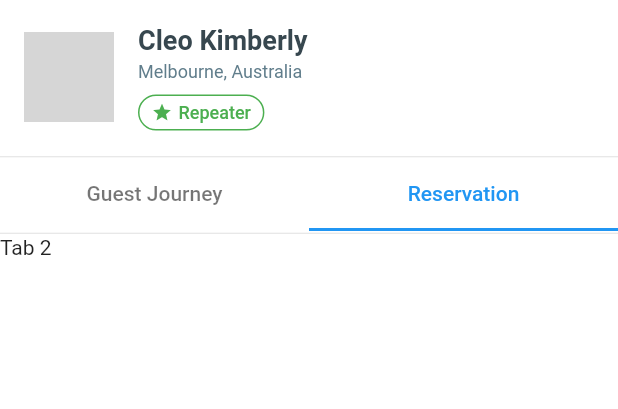
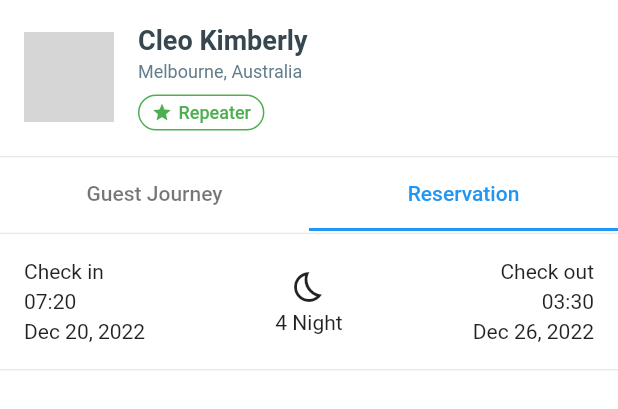
Before and after one commit to valcons97/bukit-vista-flutter-assessment, a Flutter app: the BookingDetailPage widget shown alone on an empty page, opened directly with sample values from the repository, tab 2 chosen, on a phone screen of 412 x 824 dp. Shown: the top 409 px of the screen. Run offline on Flutter 3.47's test engine with Material 2 defaults, Android fonts, the phone set to English and light mode, and no system bars; our stand-ins replace equatable, flutter_bloc, flutter_dotenv, get_it, injectable; network calls fail; grey boxes are pictures that could not be loaded.

Commit message:
feat: booking informations days

```diff
--- a/lib/core/widgets/bukit_vista_information_tile.dart
+++ b/lib/core/widgets/bukit_vista_information_tile.dart
@@ -15,12 +15,16 @@ class BukitVistaInformationTile extends StatelessWidget {
 
   @override
   Widget build(BuildContext context) {
-    return Row(
-      children: [
-        leftCollumn,
-        middleCollumn ?? Container(),
-        rightCollumn,
-      ],
+    return Padding(
+      padding: const EdgeInsets.all(16.0),
+      child: Row(
+        mainAxisAlignment: MainAxisAlignment.spaceBetween,
+        children: [
+          leftCollumn,
+          middleCollumn ?? Container(),
+          rightCollumn,
+        ],
+      ),
     );
   }
 
@@ -30,11 +34,16 @@ class BukitVistaInformationTile extends StatelessWidget {
   }) {
     return BukitVistaInformationTile(
       leftCollumn: Column(
+        crossAxisAlignment: CrossAxisAlignment.start,
         children: [
           const Text('Check in'),
           const SizedBox(height: 4),
           Text(
-            DateFormat('hh:mm').format(checkIn.toLocal()),
+            DateFormat('HH:mm').format(checkIn.toLocal()),
+          ),
+          const SizedBox(height: 4),
+          Text(
+            DateFormat('MMM dd, yyyy').format(checkIn.toLocal()),
           )
         ],
       ),
@@ -42,15 +51,20 @@ class BukitVistaInformationTile extends StatelessWidget {
         children: [
           const Icon(Icons.bedtime_outlined),
           const SizedBox(height: 4),
-          Text(checkIn.difference(checkOut).inDays.toString()),
+          Text('${checkOut.difference(checkIn).inDays - 1} Night'),
         ],
       ),
       rightCollumn: Column(
+        crossAxisAlignment: CrossAxisAlignment.end,
         children: [
           const Text('Check out'),
           const SizedBox(height: 4),
           Text(
-            DateFormat('hh:mm').format(checkOut.toLocal()),
+            DateFormat('HH:mm').format(checkOut.toLocal()),
+          ),
+          const SizedBox(height: 4),
+          Text(
+            DateFormat('MMM dd, yyyy').format(checkOut.toLocal()),
           )
         ],
       ),
--- a/lib/features/booking_page/page/booking_detail_page/booking_detail_page.dart
+++ b/lib/features/booking_page/page/booking_detail_page/booking_detail_page.dart
@@ -50,7 +50,15 @@ class BookingDetailPage extends StatelessWidget {
                   children: [
                     SingleChildScrollView(
                         child: Container(height: 28000, child: Text('Tab 1'))),
-                    Text('Tab 2'),
+                    ReservationTabView(
+                      children: [
+                        BukitVistaInformationTile.stayingDays(
+                          checkIn: bookingModelDetail!.checkInDate,
+                          checkOut: bookingModelDetail!.checkOutDate,
+                        ),
+                        const BukitVistaDivider()
+                      ],
+                    )
                   ],
                 ),
               ),
--- a/lib/features/booking_page/page/booking_detail_page/part/reservation_tab.dart
+++ b/lib/features/booking_page/page/booking_detail_page/part/reservation_tab.dart
@@ -1,12 +1,17 @@
 part of '../booking_detail_page.dart';
 
-class TabDetail extends StatelessWidget {
-  const TabDetail({
+class ReservationTabView extends StatelessWidget {
+  const ReservationTabView({
     super.key,
+    required this.children,
   });
+
+  final List<Widget> children;
 
   @override
   Widget build(BuildContext context) {
-    return Container();
+    return ListView(
+      children: children,
+    );
   }
 }
```
